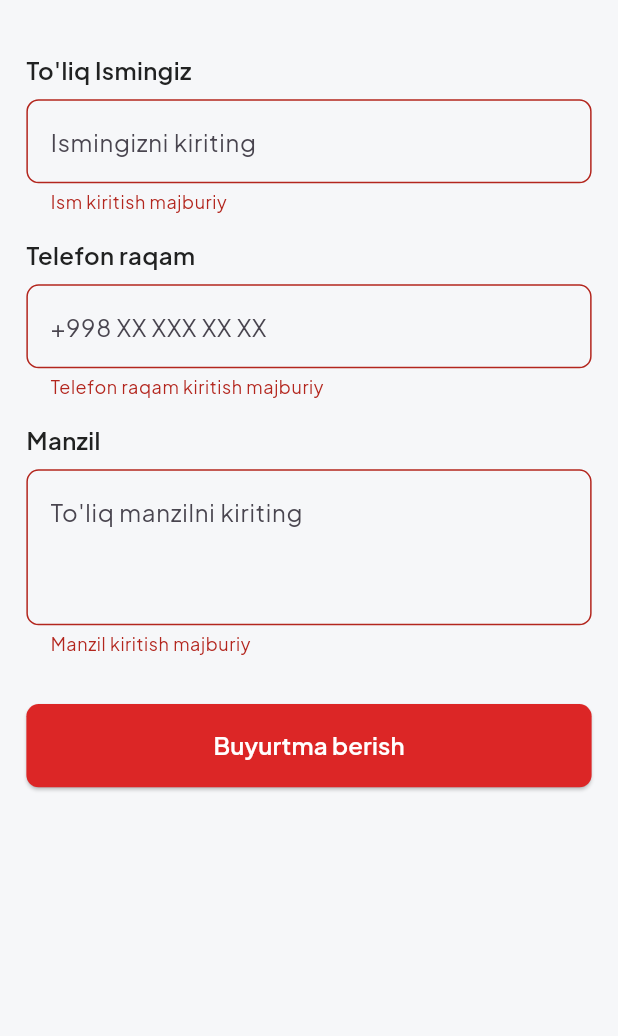
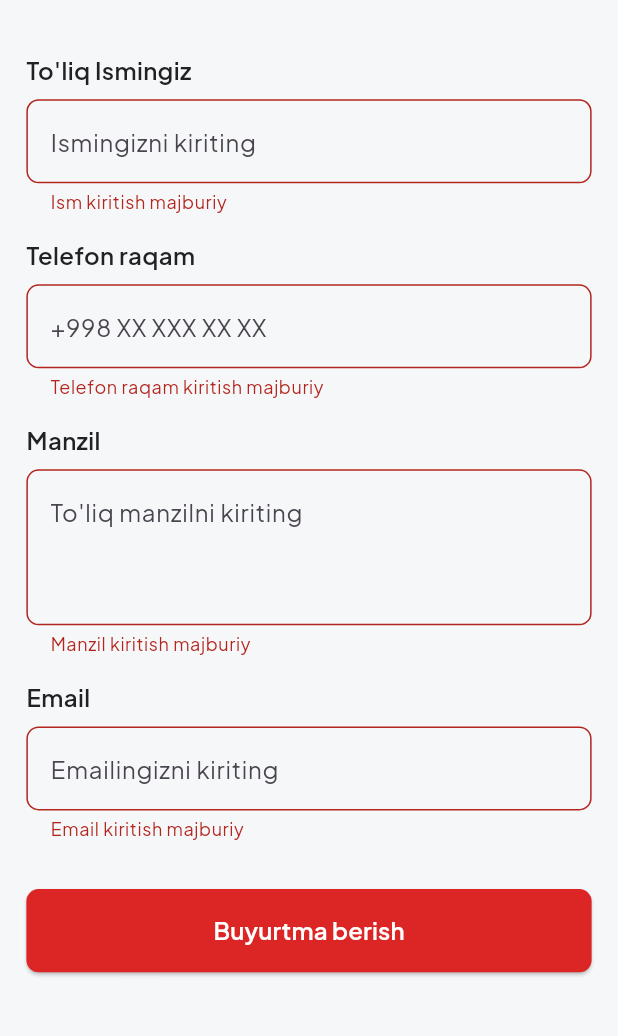
Before and after one commit to MominovAzizDev/bmobile, a Flutter app: the CartDetail screen opened directly, after a tap on "Buyurtma berish", on a phone screen of 412 x 824 dp, the part 59-1095 px from its top. Run offline on Flutter 3.47's test engine with Material 3 defaults, Android fonts, the phone set to English and light mode, and no system bars; our stand-ins replace cached_network_image, dartz, dio, flutter_bloc, flutter_screenutil, flutter_secure_storage and 10 more; accounts and stored records are empty; network calls fail; project files that could hold a hidden picture were left out.

```diff
--- a/lib/core/dependency/providers.dart
+++ b/lib/core/dependency/providers.dart
@@ -38,13 +38,17 @@ List<SingleChildWidget> providers = [
     create: (context) => OrdersRepository(client: context.read<ApiClient>()),
   ),
   BlocProvider(
-    create: (context) => OrdersBloc(repo: context.read<OrdersRepository>()),
+    create: (context) => OrdersBloc(
+      cartBloc: context.read<CartBloc>(),
+      repo: context.read<OrdersRepository>()),
   ),
   Provider(
     create: (context) => CheckoutRepository(client: context.read<ApiClient>()),
   ),
   BlocProvider(
     create: (context) => CheckoutBloc(
+      ordersBloc: context.read<OrdersBloc>(),
+      cartBloc: context.read<CartBloc>(),
       repo: context.read<CheckoutRepository>(),
     ),
   ),
--- a/lib/data/models/auth_models/product_model.dart
+++ b/lib/data/models/auth_models/product_model.dart
@@ -1,4 +1,5 @@
 class ProductModel {
+  final String id;
   final double price;
   final String unit;
   final Translations translations;
@@ -6,6 +7,7 @@ class ProductModel {
   final String productCategoryId;
 
   ProductModel({
+    required this.id,
     required this.price,
     required this.unit,
     required this.translations,
@@ -16,6 +18,7 @@ class ProductModel {
   factory ProductModel.fromJson(Map<String, dynamic> json) {
     try {
       return ProductModel(
+        id: _parseString(json['id']),
         price: _parseDouble(json['price']),
         unit: _parseString(json['unit']),
         translations: json['translations'] != null
--- a/lib/features/cart/bloc/cart_bloc.dart
+++ b/lib/features/cart/bloc/cart_bloc.dart
@@ -19,7 +19,6 @@ class CartBloc extends Bloc<CartEvent, CartState> {
       final cartData = await _repo.getCart();
       final items = <CartItem>[];
 
-      // API response formatini tekshirish
       if (cartData is Map) {
         List? itemsList;
 
--- a/lib/features/cart/checkout_blocs/checkout_bloc.dart
+++ b/lib/features/cart/checkout_blocs/checkout_bloc.dart
@@ -1,16 +1,29 @@
 import 'package:gazobeton/core/exports.dart';
+import 'package:gazobeton/features/cart/bloc/cart_bloc.dart';
+import 'package:gazobeton/features/orders/blocs/orders_bloc.dart';
 
 class CheckoutBloc extends Bloc<CheckoutEvent, CheckoutState> {
   final CheckoutRepository _repo;
+  final CartBloc _cartBloc;
+  final OrdersBloc _ordersBloc;
 
-  CheckoutBloc({required CheckoutRepository repo}) : _repo = repo, super(CheckoutState.initial()) {
-    on<CheckoutSubmitted>(_onLoad);
+  CheckoutBloc({
+    required CheckoutRepository repo,
+    required CartBloc cartBloc,
+    required OrdersBloc ordersBloc,
+  })  : _repo = repo,
+        _cartBloc = cartBloc,
+        _ordersBloc = ordersBloc,
+        super(CheckoutState.initial()) {
+    on<CheckoutSubmitted>(_onCheckoutSubmitted);
   }
 
-  Future<void> _onLoad(CheckoutSubmitted event, Emitter<CheckoutState> emit) async {
+  Future<void> _onCheckoutSubmitted(
+      CheckoutSubmitted event, Emitter<CheckoutState> emit) async {
     try {
-      emit(state.copyWith(status: CheckoutStatus.loading));
+      emit(CheckoutState(status: CheckoutStatus.loading));
 
+      // 1) Checkout ma'lumotlarini yuborish
       await _repo.fetchCheckout(
         fullName: event.fullName,
         phoneNumber: event.phoneNumber,
@@ -19,9 +32,13 @@ class CheckoutBloc extends Bloc<CheckoutEvent, CheckoutState> {
         isDeliverable: event.isDeliverable,
       );
 
-      emit(state.copyWith(status: CheckoutStatus.success));
+      // 2) Yangi buyurtma yaratish
+      _ordersBloc.add(OrdersCreate());
+
+      emit(CheckoutState(status: CheckoutStatus.success));
     } catch (e) {
-      emit(state.copyWith(status: CheckoutStatus.error));
+      // ✅ CheckoutState da errorMessage bo'lmasa, faqat status yuboramiz
+      emit(CheckoutState(status: CheckoutStatus.error));
     }
   }
 }
--- a/lib/features/cartDetail/pages/cart_detail.dart
+++ b/lib/features/cartDetail/pages/cart_detail.dart
@@ -1,4 +1,5 @@
 import '../../../core/exports.dart';
+
 class CartDetail extends StatefulWidget {
   const CartDetail({super.key});
 
@@ -11,10 +12,11 @@ class _CartDetailState extends State<CartDetail> {
   final TextEditingController _nameController = TextEditingController();
   final TextEditingController _phoneController = TextEditingController();
   final TextEditingController _addressController = TextEditingController();
+  final TextEditingController _emailController = TextEditingController(); // ✅ yangi email controller
 
   @override
   Widget build(BuildContext context) {
-    return BlocListener<CheckoutBloc, CheckoutState>( // BlocListener qo'shish
+    return BlocListener<CheckoutBloc, CheckoutState>(
       listener: (context, state) {
         if (state.status == CheckoutStatus.loading) {
           showDialog(
@@ -125,6 +127,35 @@ class _CartDetailState extends State<CartDetail> {
                   },
                 ),
 
+                SizedBox(height: 16.h),
+
+                // ✅ Email
+                AppText(
+                  text: "Email",
+                  fontWeight: FontWeight.w600,
+                  fontSize: 16,
+                  color: AppColors.textBlackColor,
+                ),
+                SizedBox(height: 8.h),
+                TextFormField(
+                  controller: _emailController,
+                  decoration: InputDecoration(
+                    hintText: "Emailingizni kiriting",
+                    border: OutlineInputBorder(
+                      borderRadius: BorderRadius.circular(8.r),
+                    ),
+                  ),
+                  validator: (value) {
+                    if (value?.trim().isEmpty ?? true) {
+                      return "Email kiritish majburiy";
+                    }
+                    if (!value!.contains('@')) {
+                      return "To'g'ri email kiriting";
+                    }
+                    return null;
+                  },
+                ),
+
                 SizedBox(height: 32.h),
 
                 // Submit tugmasi
@@ -133,14 +164,13 @@ class _CartDetailState extends State<CartDetail> {
                   child: ElevatedButton(
                     onPressed: () {
                       if (_formKey.currentState?.validate() ?? false) {
-                        // Buyurtma yuborish logikasi CheckoutBloc orqali
                         context.read<CheckoutBloc>().add(
                           CheckoutSubmitted(
                             fullName: _nameController.text.trim(),
                             phoneNumber: _phoneController.text.trim(),
                             address: _addressController.text.trim(),
-                            email: "no-email@example.com", // Agar bu joyda email yo'q bo'lsa, default qiymat berish kerak.
-                            isDeliverable: true, // Ushbu formadan yetkazib berish bo'lsa
+                            email: _emailController.text.trim(), // ✅ kiritilgan email ishlatiladi
+                            isDeliverable: true,
                           ),
                         );
                       }
@@ -173,6 +203,7 @@ class _CartDetailState extends State<CartDetail> {
     _nameController.dispose();
     _phoneController.dispose();
     _addressController.dispose();
+    _emailController.dispose(); // ✅ email controller ham dispose qilinadi
     super.dispose();
   }
 }
--- a/lib/features/orders/blocs/orders_bloc.dart
+++ b/lib/features/orders/blocs/orders_bloc.dart
@@ -1,13 +1,18 @@
 import 'package:gazobeton/core/exports.dart';
 import 'package:gazobeton/data/repository/orders_repository.dart';
+import 'package:gazobeton/features/cart/bloc/cart_bloc.dart';
 import 'package:gazobeton/features/orders/blocs/orders_event.dart';
 import 'package:gazobeton/features/orders/blocs/orders_state.dart';
 
 class OrdersBloc extends Bloc<OrdersEvent, OrdersState> {
   final OrdersRepository _repo;
+  final CartBloc _cartBloc; // ✅ CartBloc qo'shildi
 
-  OrdersBloc({required OrdersRepository repo})
-      : _repo = repo,
+  OrdersBloc({
+    required OrdersRepository repo,
+    required CartBloc cartBloc,
+  })  : _repo = repo,
+        _cartBloc = cartBloc,
         super(OrdersState.initial()) {
     on<OrdersLoad>(_onLoad);
     on<OrdersRefresh>(_onRefresh);
@@ -39,7 +44,6 @@ class OrdersBloc extends Bloc<OrdersEvent, OrdersState> {
 
   Future<void> _onRefresh(OrdersRefresh event, Emitter<OrdersState> emit) async {
     try {
-      // Refresh qilganda loading ko'rsatmaymiz
       final orders = await _repo.fetchOrders();
 
       emit(state.copyWith(
@@ -58,7 +62,7 @@ class OrdersBloc extends Bloc<OrdersEvent, OrdersState> {
     try {
       emit(state.copyWith(status: OrdersStatus.loading));
 
-      // Cart dan order yaratish
+      // ✅ Cart dan order yaratish
       final newOrder = await _repo.createOrder();
 
       // Orderlar ro'yxatini yangilash
@@ -80,7 +84,6 @@ class OrdersBloc extends Bloc<OrdersEvent, OrdersState> {
     try {
       emit(state.copyWith(status: OrdersStatus.loading));
 
-      // Order yangilash
       final updatedOrder = await _repo.updateOrder(
         orderId: event.orderId,
         status: event.status,
@@ -88,7 +91,6 @@ class OrdersBloc extends Bloc<OrdersEvent, OrdersState> {
         isDeliverable: event.isDeliverable,
       );
 
-      // Local state da ham yangilash
       final updatedOrders = state.model.map((order) {
         if (order.orderId == event.orderId) {
           return updatedOrder;
@@ -112,10 +114,8 @@ class OrdersBloc extends Bloc<OrdersEvent, OrdersState> {
     try {
       emit(state.copyWith(status: OrdersStatus.loading));
 
-      // Order bekor qilish
       final cancelledOrder = await _repo.cancelOrder(event.orderId);
 
-      // Local state da ham yangilash
       final updatedOrders = state.model.map((order) {
         if (order.orderId == event.orderId) {
           return cancelledOrder;
```
Also changed, not shown: lib/core/routing/router.dart (+11 -0 lines), lib/features/detail/bloc/product_bloc.dart (+6 -4 lines), lib/features/auth/bloc/auth_event.dart (line endings or trailing spaces).
